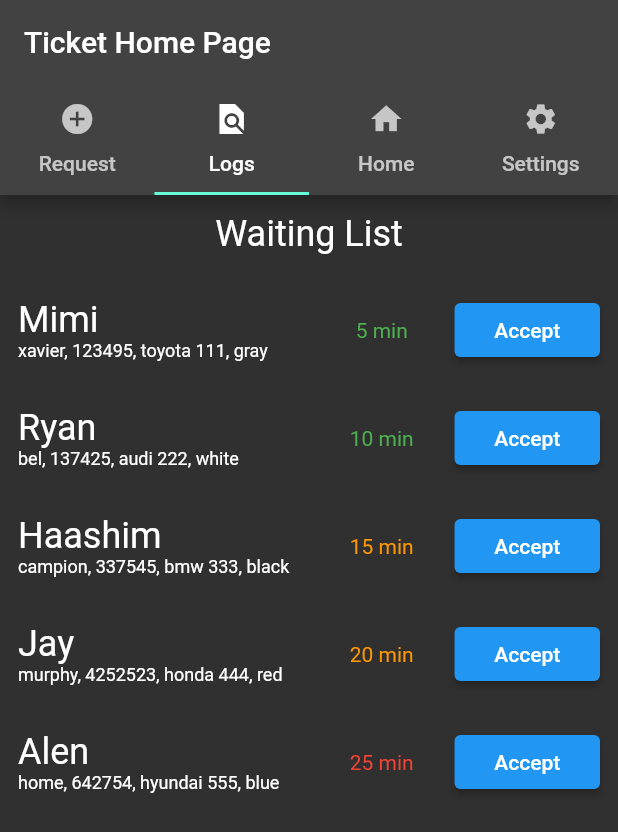
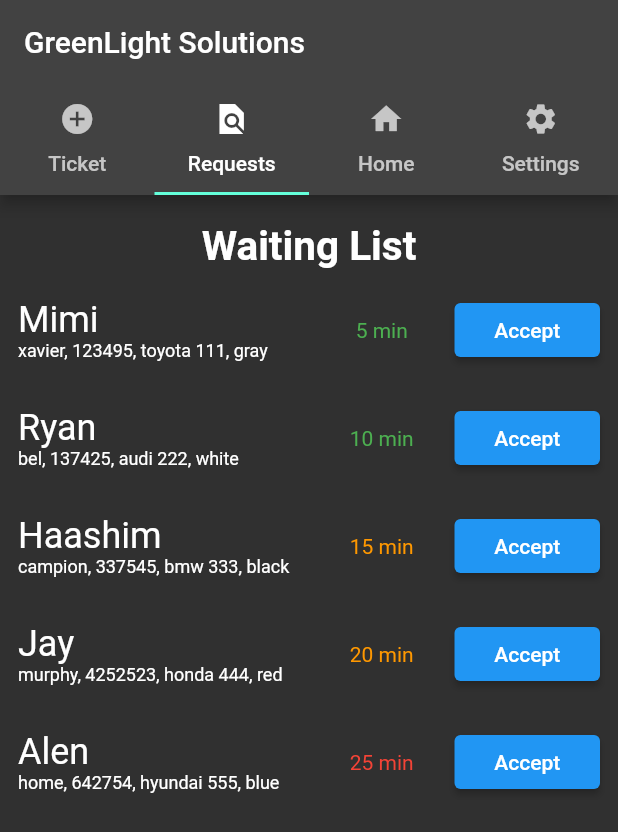
Before and after one commit to greenlightValet/valetApp, a Flutter app: the screen it shows after launch, tab 2 chosen, on a phone screen of 412 x 824 dp. Shown: the top 832 px of the screen. Run offline on Flutter 3.47's test engine with Material 2 defaults, Android fonts, the phone set to English and light mode, and no system bars; our stand-ins replace image_picker; missing offline and left inert: twilio_flutter.

Commit message:
Updated request and home page

```diff
--- a/lib/homepage.dart
+++ b/lib/homepage.dart
@@ -18,7 +18,7 @@ class Homepage extends StatelessWidget {
       debugShowCheckedModeBanner: false,
       title: 'Ticket',
       theme: ThemeData.dark(),
-      home: const FormPage(title: 'Ticket Home Page'),
+      home: const FormPage(title: 'GreenLight Solutions'),
     );
   }
 }
@@ -44,11 +44,11 @@ class _FormPageState extends State<FormPage> {
               tabs: [
                 Tab(
                   icon: Icon(Icons.add_circle),
-                  text: "Request",
+                  text: "Ticket",
                 ),
                 Tab(
                   icon: Icon(Icons.find_in_page_sharp),
-                  text: "Logs",
+                  text: "Requests",
                 ),
                 Tab(
                   icon: Icon(Icons.home),
@@ -70,6 +70,7 @@ class _FormPageState extends State<FormPage> {
                MaterialApp(
                 debugShowCheckedModeBanner: false,
                 theme: ThemeData.dark(),
+                title: "Request Page",
                 home: const Center(child: Request()),
               ),
               const MaterialApp(
--- a/lib/request.dart
+++ b/lib/request.dart
@@ -14,17 +14,16 @@ class _RequestState extends State<Request> {
       body: SingleChildScrollView(
         child: Column(
           children: [
-            const Padding(
-              padding: EdgeInsets.all(12.0),
-              child: SizedBox(
-                width: double.infinity,
-                height: 30,
-                child: Text(
-                  "Waiting List",
-                  textAlign: TextAlign.center,
-                  style: TextStyle(
-                    fontSize: 24,
-                  ),
+            const SizedBox(
+              width: double.infinity,
+              //height: 30,
+              child: Text(
+                "Waiting List",
+                textAlign: TextAlign.center,
+                style: TextStyle(
+                  fontSize: 27,
+                  fontWeight: FontWeight.w700,
+                  height: 2,
                 ),
               ),
             ),
```
